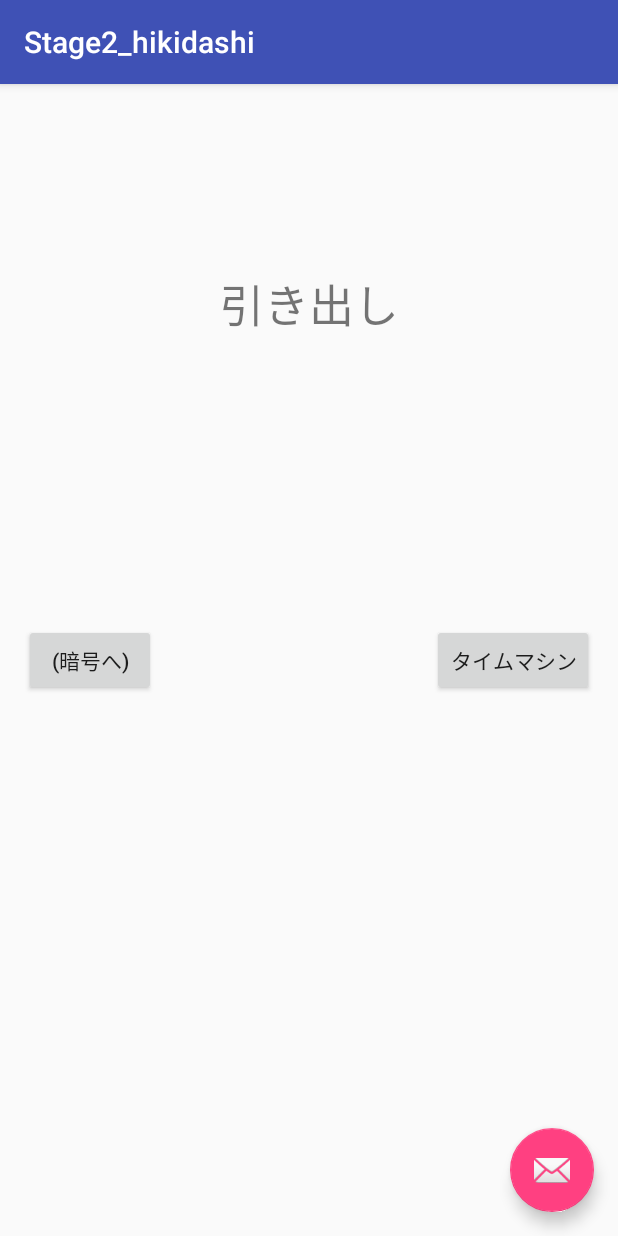
After one commit to karinyasuda/dero, an Android app: the Stage2_hikidashi screen opened directly, with no data from a screen before it, on a phone screen of 412 x 824 dp. The commit adds this screen. Run offline under Robolectric (Android 15) with nearby library versions, the phone set to English and light mode, and no system bars.

Commit message:
add stage2,3_activities

```diff
--- /dev/null
+++ b/app/src/main/java/com/sukusuku/dero/Stage2_hikidashi.java
@@ -0,0 +1,41 @@
+package com.sukusuku.dero;
+
+import android.content.Intent;
+import android.os.Bundle;
+import android.support.design.widget.FloatingActionButton;
+import android.support.design.widget.Snackbar;
+import android.support.v7.app.AppCompatActivity;
+import android.support.v7.widget.Toolbar;
+import android.view.View;
+
+import com.sukusuku.android.dero.R;
+
+public class Stage2_hikidashi extends AppCompatActivity {
+
+    @Override
+    protected void onCreate(Bundle savedInstanceState) {
+        super.onCreate(savedInstanceState);
+        setContentView(R.layout.activity_stage2_hikidashi);
+        Toolbar toolbar = (Toolbar) findViewById(R.id.toolbar);
+        setSupportActionBar(toolbar);
+
+        FloatingActionButton fab = (FloatingActionButton) findViewById(R.id.fab);
+        fab.setOnClickListener(new View.OnClickListener() {
+            @Override
+            public void onClick(View view) {
+                Snackbar.make(view, "Replace with your own action", Snackbar.LENGTH_LONG)
+                        .setAction("Action", null).show();
+            }
+        });
+    }
+    //鍵(暗号を解読済み)を持っていたらという条件を加える
+    public void intoTimeMachine(View v) {
+        Intent intent = new Intent(this, Stage3Start.class);
+        startActivity(intent);
+    }
+    public void toStage2QuestionFromhikidashi(View v) {
+        Intent intent = new Intent(this, Stage2Question.class);
+        startActivity(intent);
+    }
+
+}
--- /dev/null
+++ b/app/src/main/res/layout/activity_stage2_hikidashi.xml
@@ -0,0 +1,34 @@
+<?xml version="1.0" encoding="utf-8"?>
+<android.support.design.widget.CoordinatorLayout xmlns:android="http://schemas.android.com/apk/res/android"
+    xmlns:app="http://schemas.android.com/apk/res-auto"
+    xmlns:tools="http://schemas.android.com/tools"
+    android:layout_width="match_parent"
+    android:layout_height="match_parent"
+    android:fitsSystemWindows="true"
+    tools:context="com.sukusuku.dero.Stage2_hikidashi">
+
+    <android.support.design.widget.AppBarLayout
+        android:layout_width="match_parent"
+        android:layout_height="wrap_content"
+        android:theme="@style/AppTheme.AppBarOverlay">
+
+        <android.support.v7.widget.Toolbar
+            android:id="@+id/toolbar"
+            android:layout_width="match_parent"
+            android:layout_height="?attr/actionBarSize"
+            android:background="?attr/colorPrimary"
+            app:popupTheme="@style/AppTheme.PopupOverlay" />
+
+    </android.support.design.widget.AppBarLayout>
+
+    <include layout="@layout/content_stage2_hikidashi" />
+
+    <android.support.design.widget.FloatingActionButton
+        android:id="@+id/fab"
+        android:layout_width="wrap_content"
+        android:layout_height="wrap_content"
+        android:layout_gravity="bottom|end"
+        android:layout_margin="@dimen/fab_margin"
+        android:src="@android:drawable/ic_dialog_email" />
+
+</android.support.design.widget.CoordinatorLayout>
--- /dev/null
+++ b/app/src/main/res/layout/content_stage2_hikidashi.xml
@@ -0,0 +1,44 @@
+<?xml version="1.0" encoding="utf-8"?>
+<RelativeLayout xmlns:android="http://schemas.android.com/apk/res/android"
+    xmlns:app="http://schemas.android.com/apk/res-auto"
+    xmlns:tools="http://schemas.android.com/tools"
+    android:layout_width="match_parent"
+    android:layout_height="match_parent"
+    android:paddingBottom="@dimen/activity_vertical_margin"
+    android:paddingLeft="@dimen/activity_horizontal_margin"
+    android:paddingRight="@dimen/activity_horizontal_margin"
+    android:paddingTop="@dimen/activity_vertical_margin"
+    app:layout_behavior="@string/appbar_scrolling_view_behavior"
+    tools:context="com.sukusuku.dero.Stage2_hikidashi"
+    tools:showIn="@layout/activity_stage2_hikidashi">
+
+    <TextView
+        android:layout_width="wrap_content"
+        android:layout_height="wrap_content"
+        android:text="引き出し"
+        android:id="@+id/textView13"
+        android:layout_alignParentTop="true"
+        android:layout_centerHorizontal="true"
+        android:layout_marginTop="108dp"
+        android:textSize="30dp" />
+
+    <Button
+        android:layout_width="wrap_content"
+        android:layout_height="wrap_content"
+        android:text="タイムマシン"
+        android:id="@+id/button10"
+        android:layout_alignTop="@+id/button11"
+        android:layout_alignParentRight="true"
+        android:layout_alignParentEnd="true"
+        android:onClick="intoTimeMachine" />
+
+    <Button
+        android:layout_width="wrap_content"
+        android:layout_height="wrap_content"
+        android:text="(暗号へ)"
+        android:id="@+id/button11"
+        android:layout_centerVertical="true"
+        android:layout_alignParentLeft="true"
+        android:layout_alignParentStart="true"
+        android:onClick="toStage2QuestionFromhikidashi" />
+</RelativeLayout>
--- a/app/src/main/res/values/strings.xml
+++ b/app/src/main/res/values/strings.xml
@@ -12,4 +12,9 @@
     <string name="title_activity_stage4_message">Stage4Message</string>
     <string name="title_activity_stage4_dokodemo_door">Stage4DokodemoDoor</string>
     <string name="title_activity_ending">Ending</string>
+    <string name="title_activity_stage2_start">Stage2Start</string>
+    <string name="title_activity_stage2_hikidashi">Stage2_hikidashi</string>
+    <string name="title_activity_stage2_question">Stage2Question</string>
+    <string name="title_activity_stage3_start">Stage3Start</string>
+    <string name="title_activity_stage3_main">Stage3Main</string>
 </resources>
```
Also changed, not shown: app/src/main/AndroidManifest.xml (+20 -0 lines), app/src/main/java/com/sukusuku/android/dero/MainActivity.java (+13 -0 lines), app/src/main/java/com/sukusuku/dero/Stage2Question.java (added, +36 -0 lines), app/src/main/java/com/sukusuku/dero/Stage2Start.java (added, +36 -0 lines), app/src/main/java/com/sukusuku/dero/Stage3Main.java (added, +36 -0 lines), app/src/main/java/com/sukusuku/dero/Stage3Start.java (added, +36 -0 lines), app/src/main/res/layout/activity_stage2_question.xml (added, +34 -0 lines), app/src/main/res/layout/activity_stage2_start.xml (added, +34 -0 lines), app/src/main/res/layout/activity_stage3_main.xml (added, +34 -0 lines), app/src/main/res/layout/activity_stage3_start.xml (added, +34 -0 lines), app/src/main/res/layout/content_main.xml (+20 -0 lines), app/src/main/res/layout/content_stage2_question.xml (added, +32 -0 lines), app/src/main/res/layout/content_stage2_start.xml (added, +34 -0 lines), app/src/main/res/layout/content_stage3_main.xml (added, +34 -0 lines), 1 more files.
